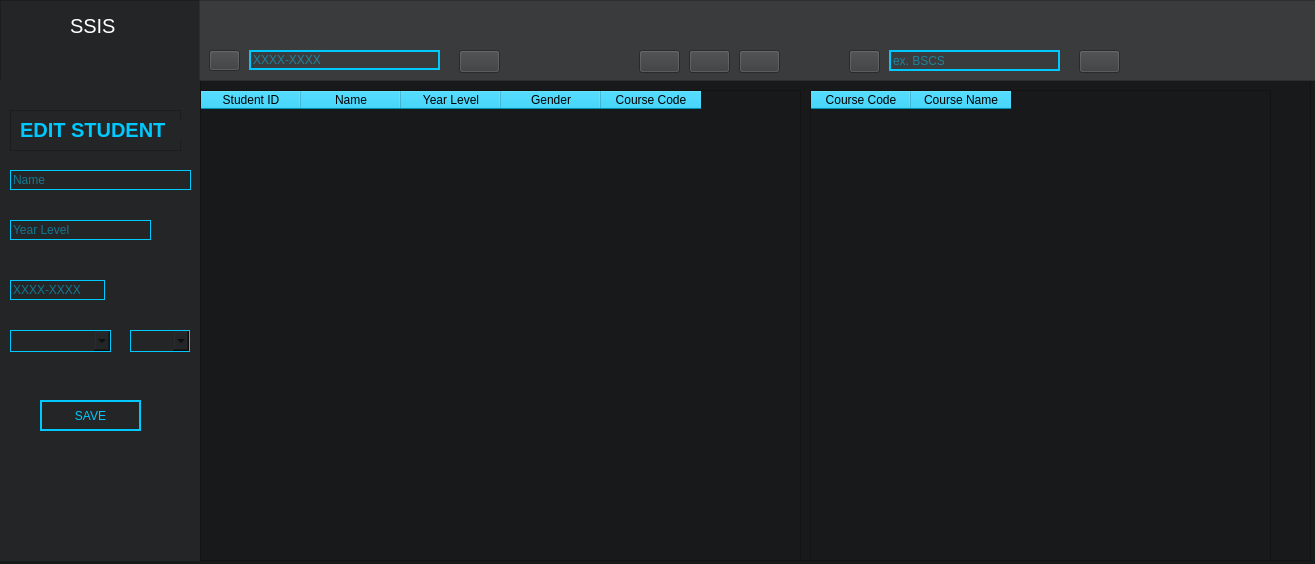
Qt form SSIS_Interface.ui (Ianokouji/SSIS-Project-CCC151-MySQL) before a commit.
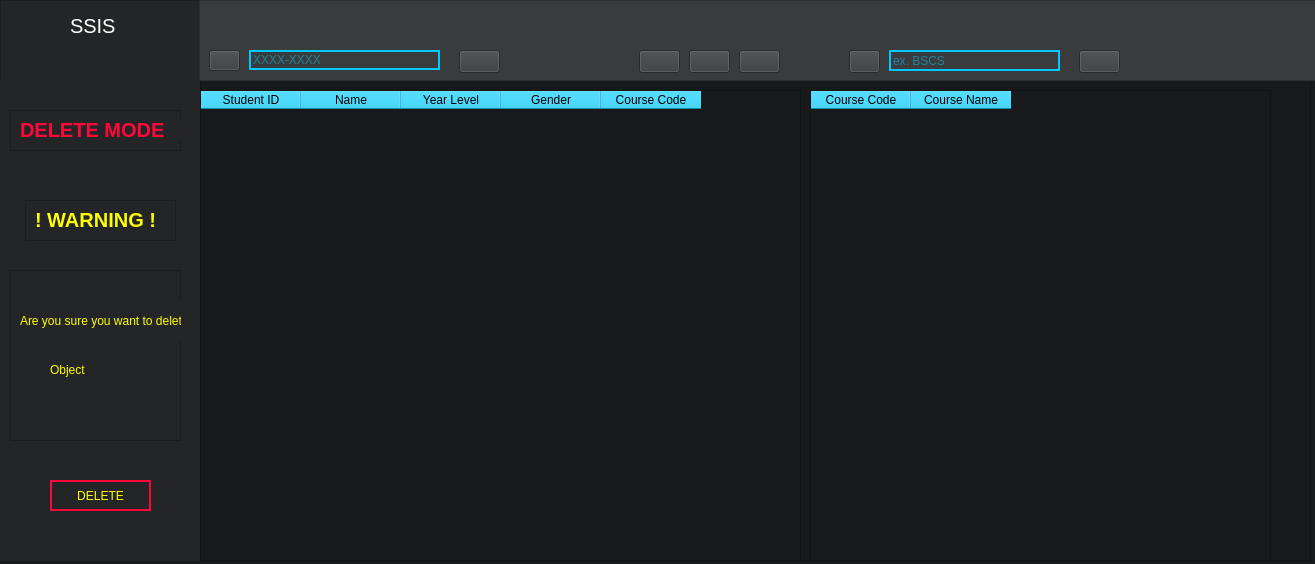
The same form after that commit. The open tabs and pages were chosen to show the change. Icons and pictures are not drawn.

What changed in the file:
```diff
--- a/SSIS_Interface.ui
+++ b/SSIS_Interface.ui
@@ -931,6 +931,283 @@
          <string>! WARNING !</string>
         </property>
        </widget>
+      </widget>
+      <widget class="QFrame" name="frame_14">
+       <property name="geometry">
+        <rect>
+         <x>10</x>
+         <y>330</y>
+         <width>181</width>
+         <height>141</height>
+        </rect>
+       </property>
+       <property name="styleSheet">
+        <string notr="true">QFrame {
+    border: 2px solid #FF073A;
+}
+
+QFrame &gt; * {
+    border: none;
+}</string>
+       </property>
+       <property name="frameShape">
+        <enum>QFrame::StyledPanel</enum>
+       </property>
+       <property name="frameShadow">
+        <enum>QFrame::Raised</enum>
+       </property>
+       <widget class="QLabel" name="label_18">
+        <property name="geometry">
+         <rect>
+          <x>10</x>
+          <y>10</y>
+          <width>171</width>
+          <height>41</height>
+         </rect>
+        </property>
+        <property name="styleSheet">
+         <string notr="true">QLabel {
+    color: #FFFF00;
+}</string>
+        </property>
+        <property name="text">
+         <string>Are you sure you want to delete:</string>
+        </property>
+       </widget>
+       <widget class="QLabel" name="DeleteOutput">
+        <property name="geometry">
+         <rect>
+          <x>50</x>
+          <y>50</y>
+          <width>91</width>
+          <height>20</height>
+         </rect>
+        </property>
+        <property name="font">
+         <font>
+          <pointsize>12</pointsize>
+          <weight>75</weight>
+          <bold>true</bold>
+         </font>
+        </property>
+        <property name="styleSheet">
+         <string notr="true">QLabel {
+    color: #FFFF00;
+}</string>
+        </property>
+        <property name="text">
+         <string/>
+        </property>
+       </widget>
+       <widget class="QPushButton" name="ExecuteDelete">
+        <property name="geometry">
+         <rect>
+          <x>40</x>
+          <y>100</y>
+          <width>101</width>
+          <height>31</height>
+         </rect>
+        </property>
+        <property name="toolTip">
+         <string>Save Changes</string>
+        </property>
+        <property name="styleSheet">
+         <string notr="true">QPushButton {
+    border: 2px solid #FF073A;
+    color: #FFFF00;  /* Text color of QPushButton */
+    text-align: center;  /* Center-align text in QPushButton */
+}</string>
+        </property>
+        <property name="text">
+         <string>DELETE</string>
+        </property>
+       </widget>
+      </widget>
+     </widget>
+     <widget class="QWidget" name="DeleteHandle">
+      <widget class="QFrame" name="frame_11">
+       <property name="geometry">
+        <rect>
+         <x>10</x>
+         <y>30</y>
+         <width>171</width>
+         <height>41</height>
+        </rect>
+       </property>
+       <property name="styleSheet">
+        <string notr="true">QFrame {
+    border: 2px solid #FF073A;
+}
+
+QFrame &gt; * {
+    border: none;
+}</string>
+       </property>
+       <property name="frameShape">
+        <enum>QFrame::StyledPanel</enum>
+       </property>
+       <property name="frameShadow">
+        <enum>QFrame::Raised</enum>
+       </property>
+       <widget class="QLabel" name="label_15">
+        <property name="geometry">
+         <rect>
+          <x>10</x>
+          <y>10</y>
+          <width>161</width>
+          <height>20</height>
+         </rect>
+        </property>
+        <property name="font">
+         <font>
+          <pointsize>15</pointsize>
+          <weight>75</weight>
+          <bold>true</bold>
+         </font>
+        </property>
+        <property name="styleSheet">
+         <string notr="true">QLabel {
+    color: #FF073A;
+}</string>
+        </property>
+        <property name="text">
+         <string>DELETE MODE</string>
+        </property>
+       </widget>
+      </widget>
+      <widget class="QFrame" name="frame_12">
+       <property name="geometry">
+        <rect>
+         <x>25</x>
+         <y>120</y>
+         <width>151</width>
+         <height>41</height>
+        </rect>
+       </property>
+       <property name="styleSheet">
+        <string notr="true">QFrame {
+    border: 2px solid #FF073A;
+}
+
+QFrame &gt; * {
+    border: none;
+}</string>
+       </property>
+       <property name="frameShape">
+        <enum>QFrame::StyledPanel</enum>
+       </property>
+       <property name="frameShadow">
+        <enum>QFrame::Raised</enum>
+       </property>
+       <widget class="QLabel" name="label_16">
+        <property name="geometry">
+         <rect>
+          <x>10</x>
+          <y>10</y>
+          <width>131</width>
+          <height>20</height>
+         </rect>
+        </property>
+        <property name="font">
+         <font>
+          <pointsize>15</pointsize>
+          <weight>75</weight>
+          <bold>true</bold>
+         </font>
+        </property>
+        <property name="styleSheet">
+         <string notr="true">QLabel {
+    color: #FFFF00;
+}</string>
+        </property>
+        <property name="text">
+         <string>! WARNING !</string>
+        </property>
+       </widget>
+      </widget>
+      <widget class="QFrame" name="frame_13">
+       <property name="geometry">
+        <rect>
+         <x>10</x>
+         <y>190</y>
+         <width>171</width>
+         <height>171</height>
+        </rect>
+       </property>
+       <property name="styleSheet">
+        <string notr="true">QFrame {
+    border: 2px solid #FF073A;
+}
+
+QFrame &gt; * {
+    border: none;
+}</string>
+       </property>
+       <property name="frameShape">
+        <enum>QFrame::StyledPanel</enum>
+       </property>
+       <property name="frameShadow">
+        <enum>QFrame::Raised</enum>
+       </property>
+       <widget class="QLabel" name="label_17">
+        <property name="geometry">
+         <rect>
+          <x>10</x>
+          <y>30</y>
+          <width>161</width>
+          <height>41</height>
+         </rect>
+        </property>
+        <property name="styleSheet">
+         <string notr="true">QLabel {
+    color: #FFFF00;
+}</string>
+        </property>
+        <property name="text">
+         <string>Are you sure you want to delete:</string>
+        </property>
+       </widget>
+       <widget class="QLabel" name="DeleteOutpute2">
+        <property name="geometry">
+         <rect>
+          <x>40</x>
+          <y>90</y>
+          <width>71</width>
+          <height>20</height>
+         </rect>
+        </property>
+        <property name="styleSheet">
+         <string notr="true">QLabel {
+    color: #FFFF00;
+}</string>
+        </property>
+        <property name="text">
+         <string>Object</string>
+        </property>
+       </widget>
+      </widget>
+      <widget class="QPushButton" name="SaveStudentEdit_2">
+       <property name="geometry">
+        <rect>
+         <x>50</x>
+         <y>400</y>
+         <width>101</width>
+         <height>31</height>
+        </rect>
+       </property>
+       <property name="toolTip">
+        <string>Save Changes</string>
+       </property>
+       <property name="styleSheet">
+        <string notr="true">QPushButton {
+    border: 2px solid #FF073A;
+    color: #FFFF00;  /* Text color of QPushButton */
+    text-align: center;  /* Center-align text in QPushButton */
+}</string>
+       </property>
+       <property name="text">
+        <string>DELETE</string>
+       </property>
       </widget>
      </widget>
      <widget class="QWidget" name="DefaultEditPage">
```
Left out of the diff: 60 changed lines with no effect on the pictures.
